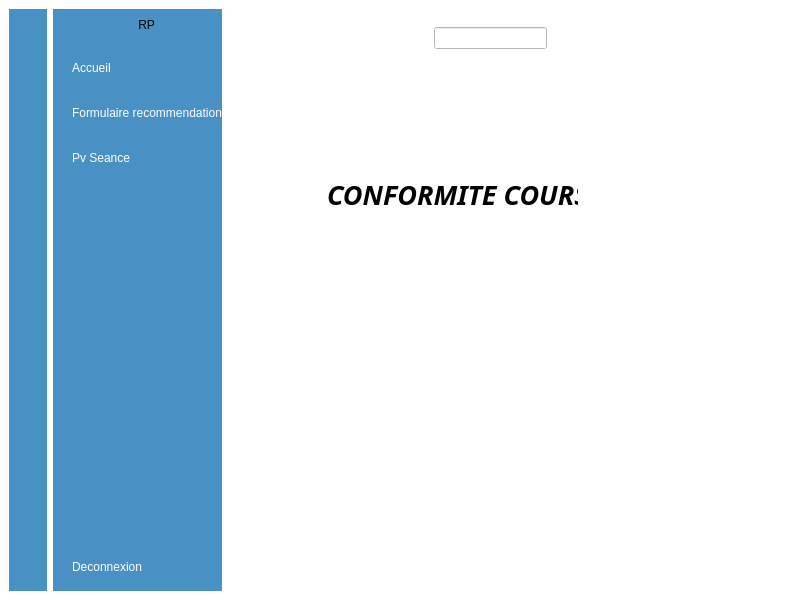
Qt form Cahier_de_texte.ui (yacinefalldiagne/EduOpps-backOffice) before a commit.
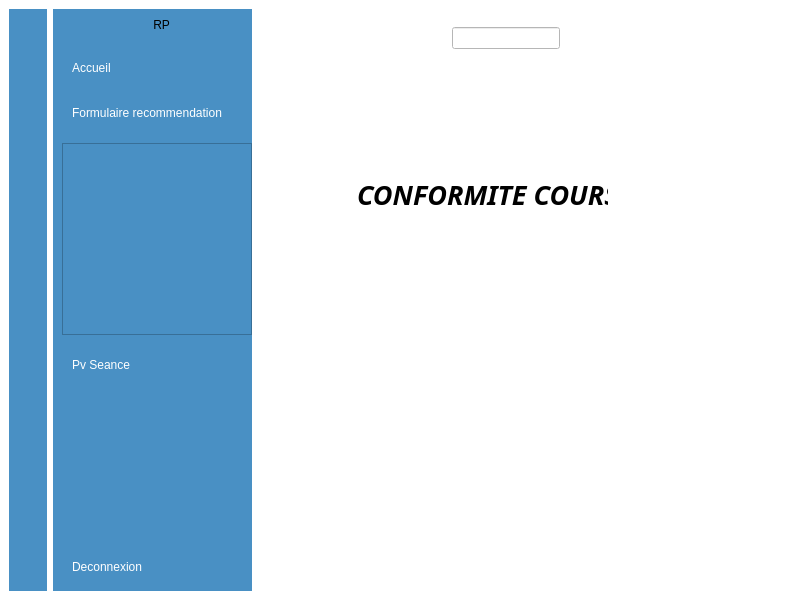
The same form after that commit. The open tabs and pages were chosen to show the change. Icons and pictures are not drawn.

What changed in the file:
```diff
--- a/Cahier_de_texte.ui
+++ b/Cahier_de_texte.ui
@@ -120,6 +120,9 @@
            </property>
           </widget>
          </item>
+         <item>
+          <widget class="QTableWidget" name="tableWidget"/>
+         </item>
          <item>
           <widget class="QPushButton" name="Conformite_9">
            <property name="text">
```
Left out of the diff: 3 changed lines with no effect on the pictures.
